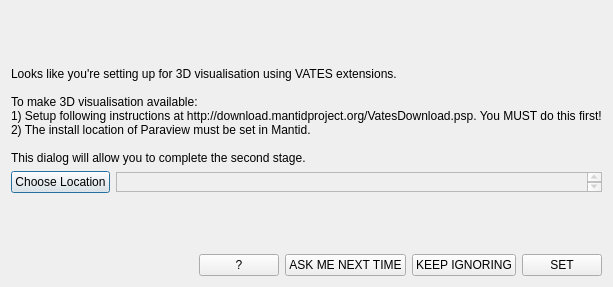
This is Code/Mantid/MantidPlot/src/Mantid/SetUpParaview.ui in mantidproject/mantid as Qt 5 draws it before an edit. The edited form follows.
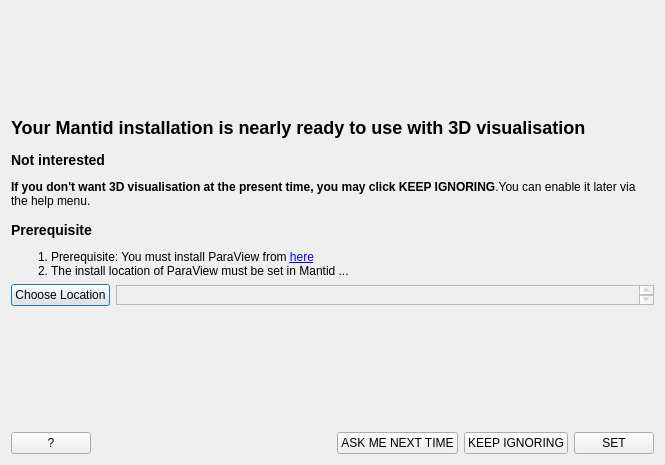
This is the edited form. Icons and pictures are not drawn.

Commit message:
refs #5201. First set of improvements made.
Html formatted.

Will find bin directory.

Paraview dialog more generic, so could be used on the help menu as well

```diff
--- a/Code/Mantid/MantidPlot/src/Mantid/SetUpParaview.ui
+++ b/Code/Mantid/MantidPlot/src/Mantid/SetUpParaview.ui
@@ -6,8 +6,8 @@
    <rect>
     <x>0</x>
     <y>0</y>
-    <width>559</width>
-    <height>287</height>
+    <width>665</width>
+    <height>465</height>
    </rect>
   </property>
   <property name="sizePolicy">
@@ -58,13 +58,21 @@
    <item>
     <widget class="QLabel" name="lblIcon">
      <property name="text">
-      <string>Looks like you're setting up for 3D visualisation using VATES extensions.
-
-To make 3D visualisation available:
-1) Setup following instructions at http://download.mantidproject.org/VatesDownload.psp. You MUST do this first!
-2) The install location of Paraview must be set in Mantid.
-
-This dialog will allow you to complete the second stage.</string>
+      <string>&lt;h2&gt;Your Mantid installation is nearly ready to use with 3D visualisation&lt;/h2&gt;
+&lt;h3&gt;Not interested&lt;/h3&gt;
+&lt;p&gt;&lt;b&gt;If you don't want 3D visualisation at the present time, you may click KEEP IGNORING&lt;/b&gt;.You can enable it later via the help menu.&lt;/p&gt;
+&lt;h3&gt;Prerequisite&lt;/h3&gt;
+&lt;ol&gt;
+&lt;li&gt; Prerequisite: You must install ParaView from &lt;a 
+href=&quot;http://download.mantidproject.org/VatesDownload.psp&quot;&gt;here&lt;/a&gt;&lt;/li&gt;
+&lt;li&gt;The install location of ParaView must be set in Mantid ...&lt;/li&gt;
+&lt;/ol&gt;</string>
+     </property>
+     <property name="wordWrap">
+      <bool>true</bool>
+     </property>
+     <property name="openExternalLinks">
+      <bool>true</bool>
      </property>
     </widget>
    </item>
@@ -107,6 +115,16 @@
    </item>
    <item>
     <layout class="QHBoxLayout" name="layoutCommands">
+     <item>
+      <widget class="QPushButton" name="btn_help">
+       <property name="toolTip">
+        <string>Help</string>
+       </property>
+       <property name="text">
+        <string>?</string>
+       </property>
+      </widget>
+     </item>
      <item>
       <spacer name="horizontalSpacer">
        <property name="orientation">
@@ -120,16 +138,6 @@
        </property>
       </spacer>
      </item>
-     <item>
-      <widget class="QPushButton" name="btn_help">
-       <property name="toolTip">
-        <string>Help</string>
-       </property>
-       <property name="text">
-        <string>?</string>
-       </property>
-      </widget>
-     </item>
      <item>
       <widget class="QPushButton" name="btn_cancel">
        <property name="text">
```
Left out of the diff: 6 changed lines with no effect on the pictures. The commit also changes 3 other files.
